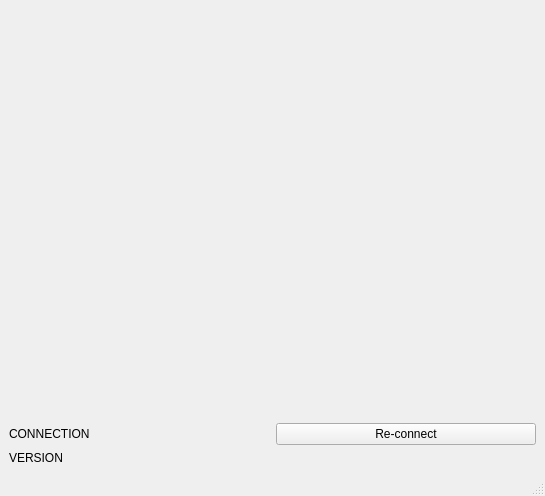
This is src/ui/main_window.ui in isaacbarker/ukvirtualfplchecker as Qt 5 draws it before an edit. The edited form follows.
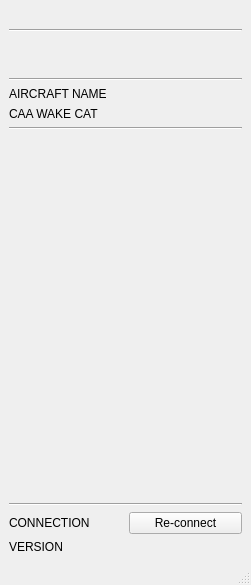
This is the edited form.

Commit message: fixed ui to show different sections, fixed delination between DEP and ARR, allowed data for VFR aircraft to be shown

```diff
--- a/src/ui/main_window.ui
+++ b/src/ui/main_window.ui
@@ -6,15 +6,15 @@
    <rect>
     <x>0</x>
     <y>0</y>
-    <width>545</width>
-    <height>496</height>
+    <width>251</width>
+    <height>585</height>
    </rect>
   </property>
   <property name="windowTitle">
    <string>Virtual UK ATC Assistant</string>
   </property>
   <widget class="QWidget" name="centralwidget">
-   <layout class="QVBoxLayout" name="verticalLayout">
+   <layout class="QVBoxLayout" name="verticalLayout_4">
     <item>
      <layout class="QHBoxLayout" name="flight_details_layout">
       <item>
@@ -30,7 +30,12 @@
      </layout>
     </item>
     <item>
-     <layout class="QHBoxLayout" name="arr_dep_details_layout">
+     <widget class="Line" name="line_2">
+      <property name="orientation">
+       <enum>Qt::Orientation::Horizontal</enum>
+      </property>
+     </widget>
+    </item>
       <item>
        <widget class="QLabel" name="dep_label">
         <property name="sizePolicy">
@@ -48,6 +53,8 @@
        </widget>
       </item>
       <item>
+     <layout class="QHBoxLayout" name="arr_dep_details_layout">
+      <item>
        <widget class="QLabel" name="arr_label">
         <property name="sizePolicy">
          <sizepolicy hsizetype="Preferred" vsizetype="Preferred">
@@ -65,6 +72,38 @@
       </item>
      </layout>
     </item>
+    <item>
+     <layout class="QVBoxLayout" name="verticalLayout">
+      <item>
+       <widget class="Line" name="line">
+        <property name="orientation">
+         <enum>Qt::Orientation::Horizontal</enum>
+        </property>
+       </widget>
+      </item>
+      <item>
+       <widget class="QLabel" name="aircraft_name_label">
+        <property name="text">
+         <string>AIRCRAFT NAME</string>
+        </property>
+       </widget>
+      </item>
+      <item>
+       <widget class="QLabel" name="wake_cat_label">
+        <property name="text">
+         <string>CAA WAKE CAT</string>
+        </property>
+       </widget>
+      </item>
+      <item>
+       <widget class="Line" name="line_3">
+        <property name="orientation">
+         <enum>Qt::Orientation::Horizontal</enum>
+        </property>
+       </widget>
+      </item>
+     </layout>
+    </item>
     <item>
      <widget class="QScrollArea" name="scroll_area">
       <property name="frameShape">
@@ -84,8 +123,8 @@
         <rect>
          <x>0</x>
          <y>0</y>
-         <width>527</width>
-         <height>351</height>
+         <width>233</width>
+         <height>336</height>
         </rect>
        </property>
        <layout class="QVBoxLayout" name="verticalLayout_2">
@@ -100,6 +139,13 @@
       </widget>
      </widget>
     </item>
+    <item>
+     <widget class="Line" name="line_4">
+      <property name="orientation">
+       <enum>Qt::Orientation::Horizontal</enum>
+      </property>
+     </widget>
+    </item>
     <item>
      <layout class="QVBoxLayout" name="verticalLayout_3">
       <item>
```
Lines whose indentation alone changed are shown as unchanged. The commit also changes 6 other files.
